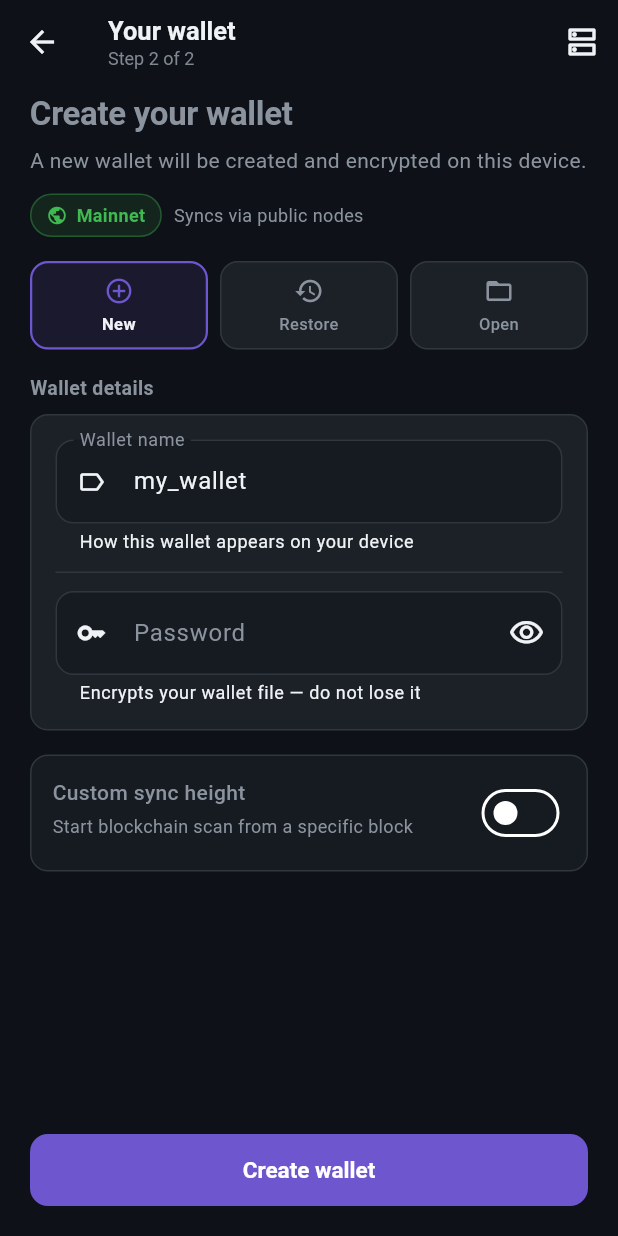
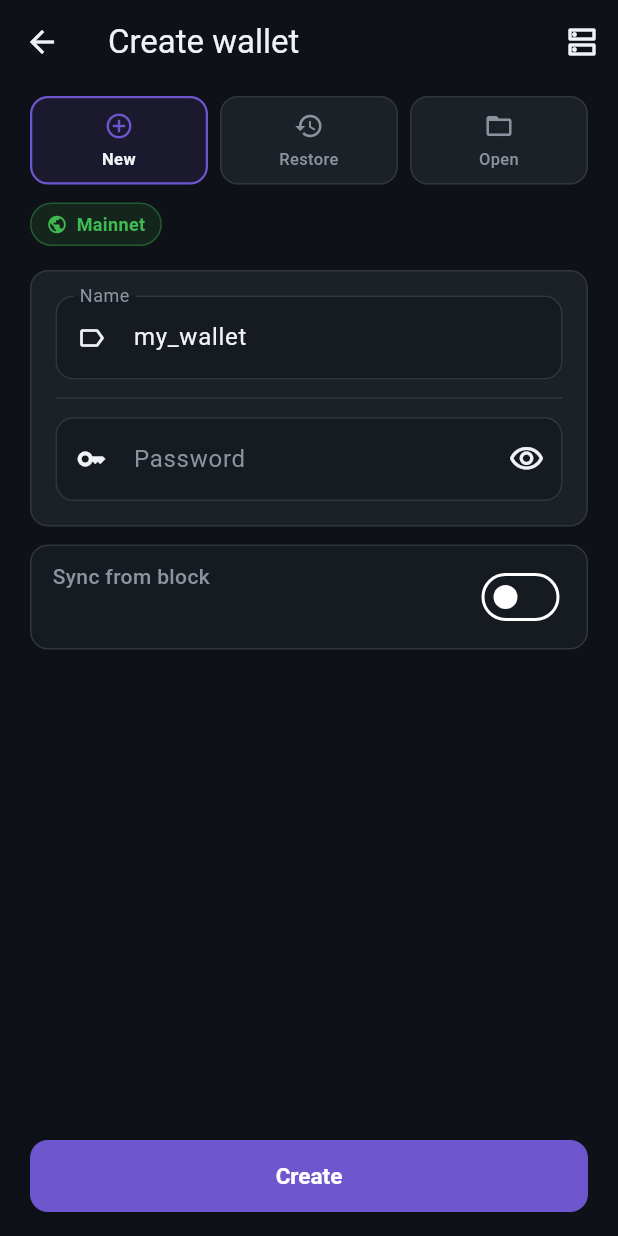
Before and after one commit to Zentra-Privacy/zentra_wallet, a Flutter app: the screen it shows after launch, after a tap on "Create new wallet", on a phone screen of 412 x 824 dp. Run offline on Flutter 3.47's test engine with Material 3 defaults, Android fonts, the phone set to English and light mode, and no system bars; our stand-ins replace flutter_secure_storage, qr_flutter, shared_preferences; missing offline and left inert: dart:ffi; statements that could not run were skipped.

Commit message:
Refactor onboarding screen UI for improved clarity and consistency
Updated the onboarding screen to streamline wallet mode titles and subtitles, enhancing user experience with clearer labels. Simplified the app bar title and adjusted text field labels for better readability. Introduced a compact mode for the restore height field, optimizing the layout for onboarding. Removed redundant code and improved spacing for a cleaner design.

```diff
--- a/lib/ui/screens/onboarding_screen.dart
+++ b/lib/ui/screens/onboarding_screen.dart
@@ -158,26 +158,16 @@ class _OnboardingScreenState extends State<OnboardingScreen> {
     });
   }
 
-  String get _walletModeTitle {
-    if (_openMode) return 'Open your wallet';
-    if (_restoreMode) return 'Restore your wallet';
-    return 'Create your wallet';
-  }
-
-  String get _walletModeSubtitle {
-    if (_openMode) {
-      return 'Unlock a wallet already saved on this device.';
-    }
-    if (_restoreMode) {
-      return 'Use your seed phrase to recover funds on this device.';
-    }
-    return 'A new wallet will be created and encrypted on this device.';
+  String get _walletAppBarTitle {
+    if (_openMode) return 'Open wallet';
+    if (_restoreMode) return 'Restore wallet';
+    return 'Create wallet';
   }
 
   String get _primaryButtonLabel {
-    if (_openMode) return 'Open wallet';
-    if (_restoreMode) return 'Restore wallet';
-    return 'Create wallet';
+    if (_openMode) return 'Open';
+    if (_restoreMode) return 'Restore';
+    return 'Create';
   }
 
   @override
@@ -189,24 +179,11 @@ class _OnboardingScreenState extends State<OnboardingScreen> {
                 icon: const Icon(Icons.arrow_back),
                 onPressed: () => setState(() => _step = 0),
               ),
-              title: Column(
-                crossAxisAlignment: CrossAxisAlignment.start,
-                children: [
-                  const Text('Your wallet', style: TextStyle(fontSize: 17, fontWeight: FontWeight.w600)),
-                  Text(
-                    'Step 2 of 2',
-                    style: TextStyle(
-                      fontSize: 12,
-                      color: ZentraTheme.textMuted.withValues(alpha: 0.9),
-                      fontWeight: FontWeight.w400,
-                    ),
-                  ),
-                ],
-              ),
+              title: Text(_walletAppBarTitle),
               actions: [
                 IconButton(
                   icon: const Icon(Icons.dns_outlined),
-                  tooltip: 'Node settings',
+                  tooltip: 'Node',
                   onPressed: () => Navigator.of(context).push(
                     MaterialPageRoute(builder: (_) => const NodeSetupScreen()),
                   ),
@@ -282,48 +259,7 @@ class _OnboardingScreenState extends State<OnboardingScreen> {
     return Column(
       crossAxisAlignment: CrossAxisAlignment.stretch,
       children: [
-        const SizedBox(height: 4),
-        Text(
-          _walletModeTitle,
-          style: const TextStyle(fontSize: 22, fontWeight: FontWeight.bold, letterSpacing: -0.2),
-        ),
-        const SizedBox(height: 6),
-        Text(
-          _walletModeSubtitle,
-          style: const TextStyle(color: ZentraTheme.textMuted, fontSize: 14, height: 1.4),
-        ),
-        const SizedBox(height: 12),
-        Row(
-          children: [
-            Container(
-              padding: const EdgeInsets.symmetric(horizontal: 10, vertical: 5),
-              decoration: BoxDecoration(
-                color: ZentraTheme.success.withValues(alpha: 0.12),
-                borderRadius: BorderRadius.circular(20),
-                border: Border.all(color: ZentraTheme.success.withValues(alpha: 0.35)),
-              ),
-              child: const Row(
-                mainAxisSize: MainAxisSize.min,
-                children: [
-                  Icon(Icons.public, size: 14, color: ZentraTheme.success),
-                  SizedBox(width: 6),
-                  Text(
-                    'Mainnet',
-                    style: TextStyle(fontSize: 12, fontWeight: FontWeight.w600, color: ZentraTheme.success),
-                  ),
-                ],
-              ),
-            ),
-            const SizedBox(width: 8),
-            const Expanded(
-              child: Text(
-                'Syncs via public nodes',
-                style: TextStyle(color: ZentraTheme.textMuted, fontSize: 12),
-              ),
-            ),
-          ],
-        ),
-        const SizedBox(height: 16),
+        const SizedBox(height: 8),
         Row(
           children: [
             Expanded(
@@ -366,27 +302,26 @@ class _OnboardingScreenState extends State<OnboardingScreen> {
             ),
           ],
         ),
+        const SizedBox(height: 12),
+        const Align(
+          alignment: Alignment.centerLeft,
+          child: _MainnetChip(),
+        ),
         const SizedBox(height: 16),
         Expanded(
           child: SingleChildScrollView(
             child: Column(
               crossAxisAlignment: CrossAxisAlignment.stretch,
               children: [
-                const Text(
-                  'Wallet details',
-                  style: TextStyle(fontSize: 13, fontWeight: FontWeight.w600),
-                ),
-                const SizedBox(height: 8),
                 ZentraFormCard(
                   children: [
                     TextField(
                       controller: _filename,
                       textCapitalization: TextCapitalization.none,
                       decoration: const InputDecoration(
-                        labelText: 'Wallet name',
-                        hintText: 'e.g. my_zentra',
+                        labelText: 'Name',
+                        hintText: 'my_wallet',
                         prefixIcon: Icon(Icons.label_outline, size: 20),
-                        helperText: 'How this wallet appears on your device',
                       ),
                     ),
                     TextField(
@@ -394,9 +329,8 @@ class _OnboardingScreenState extends State<OnboardingScreen> {
                       obscureText: _hidePassword,
                       decoration: InputDecoration(
                         labelText: 'Password',
-                        hintText: 'At least 8 characters',
+                        hintText: '8+ characters',
                         prefixIcon: const Icon(Icons.key_outlined, size: 20),
-                        helperText: 'Encrypts your wallet file — do not lose it',
                         suffixIcon: IconButton(
                           icon: Icon(
                             _hidePassword ? Icons.visibility_outlined : Icons.visibility_off_outlined,
@@ -410,24 +344,20 @@ class _OnboardingScreenState extends State<OnboardingScreen> {
                         controller: _seed,
                         maxLines: 4,
                         decoration: const InputDecoration(
-                          labelText: 'Seed phrase',
-                          hintText: 'Paste your 12 or 25 words here',
+                          labelText: 'Seed',
+                          hintText: '12 or 25 words',
                           alignLabelWithHint: true,
-                          prefixIcon: Padding(
-                            padding: EdgeInsets.only(bottom: 48),
-                            child: Icon(Icons.format_quote_outlined, size: 20),
-                          ),
-                          helperText: 'Never share this with anyone',
                         ),
                       ),
                   ],
                 ),
                 if (!_openMode) ...[
-                  const SizedBox(height: 16),
+                  const SizedBox(height: 12),
                   Container(
-                    padding: const EdgeInsets.all(14),
+                    padding: const EdgeInsets.symmetric(horizontal: 14, vertical: 10),
                     decoration: ZentraTheme.flatCard(color: ZentraTheme.surface),
                     child: RestoreHeightField(
+                      compact: true,
                       enabled: _customRestoreHeight,
                       onEnabledChanged: (v) => setState(() => _customRestoreHeight = v),
                       controller: _restoreHeight,
@@ -435,7 +365,7 @@ class _OnboardingScreenState extends State<OnboardingScreen> {
                     ),
                   ),
                 ],
-                const SizedBox(height: 16),
+                const SizedBox(height: 12),
               ],
             ),
           ),
@@ -443,17 +373,10 @@ class _OnboardingScreenState extends State<OnboardingScreen> {
         if (_loading)
           const Padding(
             padding: EdgeInsets.symmetric(vertical: 12),
-            child: Row(
-              mainAxisAlignment: MainAxisAlignment.center,
-              children: [
-                SizedBox(
-                  width: 18,
-                  height: 18,
-                  child: CircularProgressIndicator(strokeWidth: 2, color: ZentraTheme.accent),
-                ),
-                SizedBox(width: 12),
-                Text('Setting up your wallet…', style: TextStyle(color: ZentraTheme.textMuted, fontSize: 13)),
-              ],
+            child: SizedBox(
+              height: 22,
+              width: 22,
+              child: CircularProgressIndicator(strokeWidth: 2, color: ZentraTheme.accent),
             ),
           )
         else
@@ -461,8 +384,35 @@ class _OnboardingScreenState extends State<OnboardingScreen> {
             onPressed: _finishCreate,
             child: Text(_primaryButtonLabel),
           ),
-        const SizedBox(height: 20),
+        const SizedBox(height: 16),
       ],
+    );
+  }
+}
+
+class _MainnetChip extends StatelessWidget {
+  const _MainnetChip();
+
+  @override
+  Widget build(BuildContext context) {
+    return Container(
+      padding: const EdgeInsets.symmetric(horizontal: 10, vertical: 5),
+      decoration: BoxDecoration(
+        color: ZentraTheme.success.withValues(alpha: 0.12),
+        borderRadius: BorderRadius.circular(20),
+        border: Border.all(color: ZentraTheme.success.withValues(alpha: 0.35)),
+      ),
+      child: const Row(
+        mainAxisSize: MainAxisSize.min,
+        children: [
+          Icon(Icons.public, size: 14, color: ZentraTheme.success),
+          SizedBox(width: 6),
+          Text(
+            'Mainnet',
+            style: TextStyle(fontSize: 12, fontWeight: FontWeight.w600, color: ZentraTheme.success),
+          ),
+        ],
+      ),
     );
   }
 }
--- a/lib/ui/widgets/restore_height_field.dart
+++ b/lib/ui/widgets/restore_height_field.dart
@@ -12,12 +12,15 @@ class RestoreHeightField extends StatelessWidget {
     required this.onEnabledChanged,
     required this.controller,
     this.showRestoreHint = false,
+    this.compact = false,
   });
 
   final bool enabled;
   final ValueChanged<bool> onEnabledChanged;
   final TextEditingController controller;
   final bool showRestoreHint;
+  /// Shorter labels for onboarding.
+  final bool compact;
 
   @override
   Widget build(BuildContext context) {
@@ -31,10 +34,11 @@ class RestoreHeightField extends StatelessWidget {
               child: Column(
                 crossAxisAlignment: CrossAxisAlignment.start,
                 children: [
-                  const Text(
-                    'Custom sync height',
-                    style: TextStyle(fontSize: 14, fontWeight: FontWeight.w500),
+                  Text(
+                    compact ? 'Sync from block' : 'Custom sync height',
+                    style: const TextStyle(fontSize: 14, fontWeight: FontWeight.w500),
                   ),
+                  if (!compact) ...[
                     const SizedBox(height: 4),
                     Text(
                       showRestoreHint
@@ -42,6 +46,7 @@ class RestoreHeightField extends StatelessWidget {
                           : 'Start blockchain scan from a specific block',
                       style: const TextStyle(color: ZentraTheme.textMuted, fontSize: 12),
                     ),
+                  ],
                 ],
               ),
             ),
@@ -58,12 +63,14 @@ class RestoreHeightField extends StatelessWidget {
             keyboardType: TextInputType.number,
             inputFormatters: [FilteringTextInputFormatter.digitsOnly],
             decoration: InputDecoration(
-              labelText: 'Block height',
-              hintText: 'e.g. 2500000',
-              helperText: showRestoreHint
+              labelText: compact ? 'Block' : 'Block height',
+              hintText: '2500000',
+              helperText: compact
+                  ? null
+                  : (showRestoreHint
                       ? 'Restore: block when wallet was first used. Leave off to use saved/default height.'
-                  : 'Leave off to use estimated height. Must be below chain tip (not equal to daemon height).',
-              helperMaxLines: 3,
+                      : 'Leave off to use estimated height. Must be below chain tip (not equal to daemon height).'),
+              helperMaxLines: compact ? 1 : 3,
             ),
           ),
         ],
```
Lines whose indentation alone changed are shown as unchanged.
